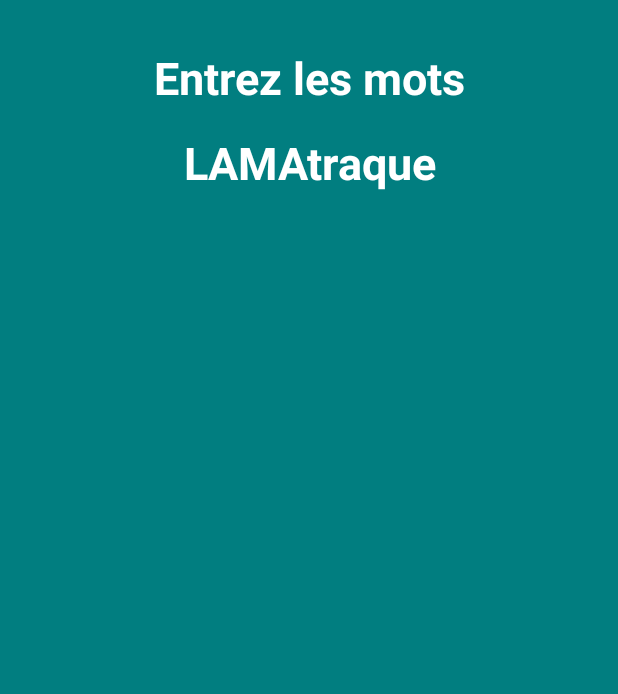
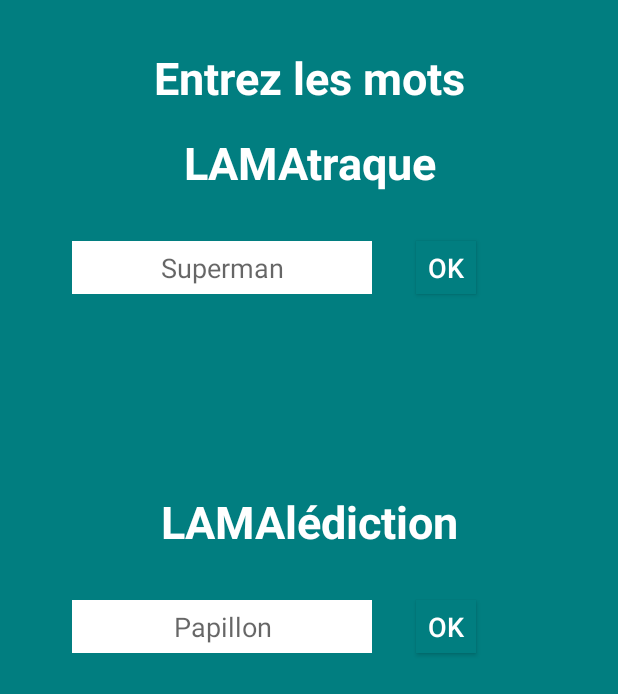
Before and after one commit to alexandreece/ecetech_special-disco-androidapp, an Android app: the EnterWord screen opened directly, with no data from a screen before it, on a phone screen of 412 x 824 dp. Shown: the top 694 px of the screen. Run offline under Robolectric (Android 15) with nearby library versions, the phone set to English and light mode, and no system bars.

Commit message:
enter_words activity

```diff
--- a/app/src/main/res/layout/activity_enter_word.xml
+++ b/app/src/main/res/layout/activity_enter_word.xml
@@ -32,4 +32,75 @@
         android:layout_below="@+id/textView1"
         android:layout_alignParentStart="true" />
 
+    <EditText
+       android:layout_width="200dp"
+       android:layout_height="35dp"
+       android:background="#FFFFFF"
+       android:gravity="center"
+       android:hint="Superman"
+       android:width="200dp"
+       android:height="35dp"
+       android:id="@+id/editText2"
+       android:layout_marginTop="32dp"
+        android:layout_marginStart="48dp"
+        android:layout_below="@+id/textView2"
+        android:layout_alignParentStart="true" />
+
+    <Button
+        android:text="Ok"
+        android:height="35dp"
+        android:id="@+id/button1"
+        android:layout_height="35dp"
+        android:background="@color/colorPrimaryDark"
+        android:layout_width="40dp"
+        android:layout_alignTop="@+id/editText2"
+        android:layout_toEndOf="@+id/editText2"
+        android:layout_marginStart="29dp"
+        android:elevation="0dp"
+        android:backgroundTint="@color/colorPrimaryDark"
+        android:textColor="@android:color/background_light"
+        android:textSize="18sp" />
+
+    <EditText
+        android:layout_width="200dp"
+        android:layout_height="35dp"
+        android:background="#FFFFFF"
+        android:gravity="center"
+        android:hint="Papillon"
+        android:width="200dp"
+        android:height="35dp"
+        android:id="@+id/editText4"
+        android:layout_marginTop="32dp"
+        android:layout_marginStart="48dp"
+        android:layout_below="@+id/textView3"
+        android:layout_alignParentStart="true" />
+
+    <Button
+        android:text="Ok"
+        android:height="35dp"
+        android:id="@+id/button2"
+        android:layout_height="35dp"
+        android:background="@color/colorPrimaryDark"
+        android:layout_width="40dp"
+        android:layout_alignTop="@+id/editText4"
+        android:layout_toEndOf="@+id/editText4"
+        android:layout_marginStart="29dp"
+        android:elevation="0dp"
+        android:backgroundTint="@color/colorPrimaryDark"
+        android:textColor="@android:color/background_light"
+        android:textSize="18sp" />
+
+    <TextView
+        android:text="LAMAlédiction"
+        android:layout_width="match_parent"
+        android:layout_height="wrap_content"
+        android:id="@+id/textView3"
+        android:textSize="30sp"
+        android:textAlignment="center"
+        android:textStyle="normal|bold"
+        android:textColor="@android:color/background_light"
+        android:layout_marginTop="131dp"
+        android:layout_below="@+id/editText2"
+        android:layout_alignParentStart="true" />
+
 </RelativeLayout>
--- a/app/src/main/res/values/colors.xml
+++ b/app/src/main/res/values/colors.xml
@@ -2,7 +2,7 @@
 <resources>
     <color name="colorPrimary">#09b2b4</color>
     <color name="colorPrimaryDark">#017e80</color>
-    <color name="colorAccent">#FF4081</color>
+    <color name="colorAccent">#ff4081</color>
     <color name="Grey_LAMApp">#818181</color>
     <color name="Green_LAMApp">#35a54f</color>
 </resources>
```
